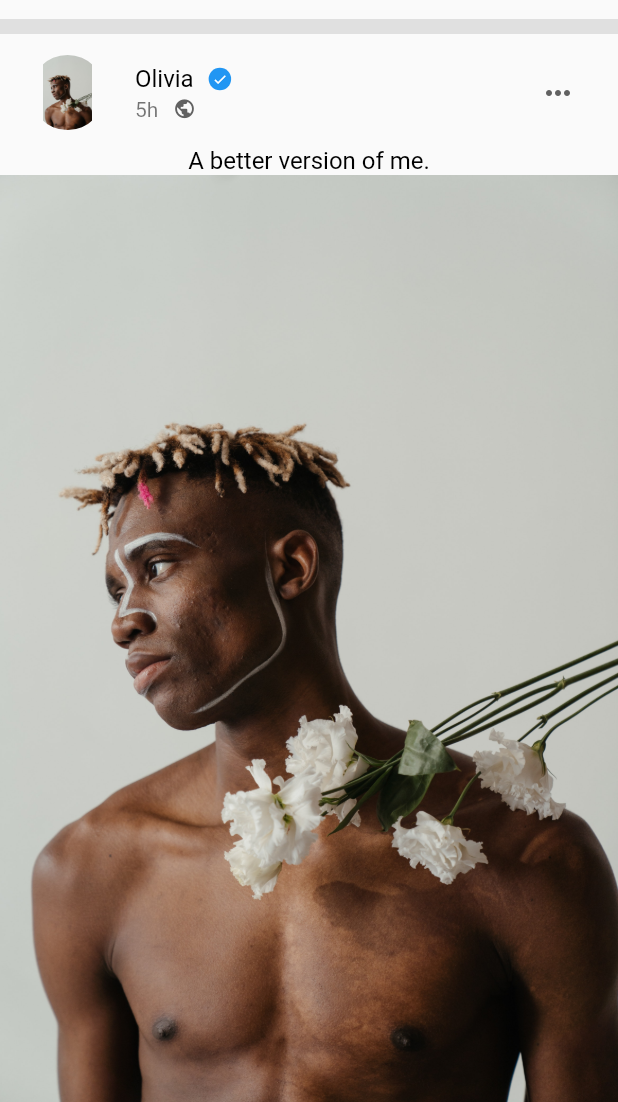
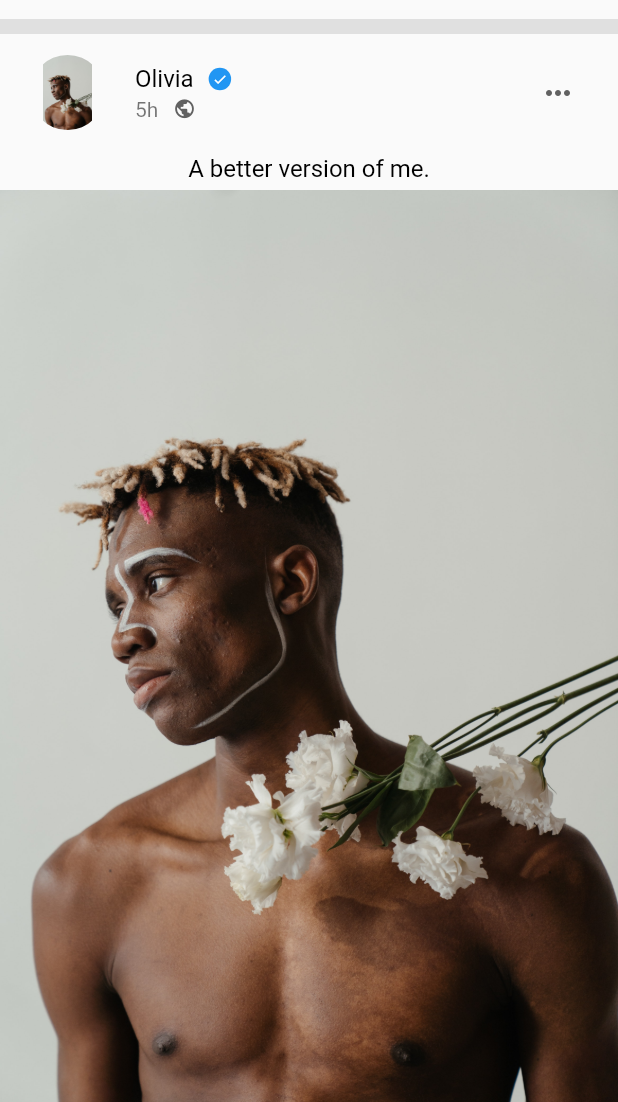
Before and after one commit to muhammedrishadpe/Facebook_Clone, a Flutter app: the screen it shows after launch, scrolled down 421 dp, on a phone screen of 412 x 824 dp, the part 134-1236 px from its top. Run offline on Flutter 3.47's test engine with Material 2 defaults, Android fonts, the phone set to English and light mode, and no system bars.

Commit message:
showBlueTick Added

```diff
--- a/lib/home.dart
+++ b/lib/home.dart
@@ -65,6 +65,7 @@ class Home extends StatelessWidget {
             publishedAt: "5h",
             postTitle: "A better version of me.",
             postImage: olivia,
+            showBluwTick: true,
           ),
         ]),
       ),
--- a/lib/widgets/postCard.dart
+++ b/lib/widgets/postCard.dart
@@ -9,6 +9,7 @@ class PostCard extends StatelessWidget {
   final String publishedAt;
   final String postTitle;
   final String postImage;
+  final bool showBluwTick;
 
   PostCard({
     @required this.avatar,
@@ -16,6 +17,7 @@ class PostCard extends StatelessWidget {
     @required this.publishedAt,
     @required this.postTitle,
     @required this.postImage,
+    this.showBluwTick = false,
   });
 
   @override
@@ -41,6 +43,10 @@ class PostCard extends StatelessWidget {
 
   Widget titleSection() {
     return Container(
+        padding: EdgeInsets.only(
+          top: 5,
+          bottom: 5,
+        ),
         child: Text(
           postTitle == null ? "" : postTitle,
           style: TextStyle(
@@ -63,7 +69,7 @@ class PostCard extends StatelessWidget {
         SizedBox(
           width: 10,
         ),
-        BlueTick(),
+        showBluwTick ? BlueTick() : SizedBox(),
       ]),
       subtitle: Row(
         children: [
```
Lines whose indentation alone changed are shown as unchanged.
